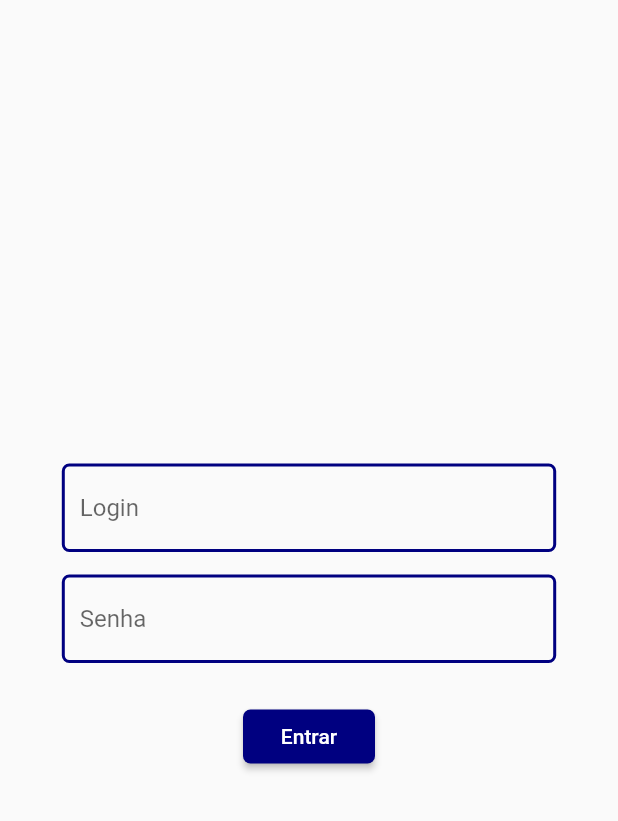
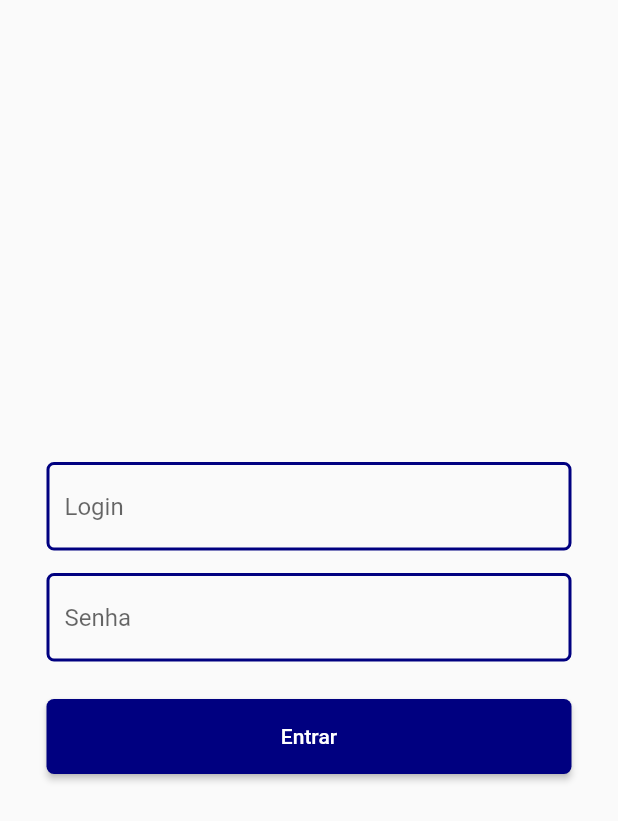
Before and after one commit to DCOMP-UFS/comunicalab-frontend, a Flutter app: the screen it shows after launch, on a phone screen of 412 x 824 dp. Shown: the top 821 px of the screen. Run offline on Flutter 3.47's test engine with Material 2 defaults, Android fonts, the phone set to English and light mode, and no system bars.

Commit message:
Correção quanto às dimensões dos widgets de login

```diff
--- a/lib/pages/login.dart
+++ b/lib/pages/login.dart
@@ -40,8 +40,8 @@ class _LoginPageState extends State<LoginPage> {
               duration: Duration(milliseconds: 500),
               child: Center(
                   child: _ifLogin
-                      ? FractionallySizedBox(
-                      widthFactor: 0.8,
+                      ? Container(
+                      constraints: BoxConstraints(maxWidth: 350),
                       child: Column(
                         mainAxisAlignment: MainAxisAlignment.center,
                         children: <Widget>[
@@ -62,7 +62,10 @@ class _LoginPageState extends State<LoginPage> {
                             style: TextStyle(fontSize: 16.0),
                           ),
                           Padding(padding: EdgeInsets.only(top: 25.0)),
-                          RaisedButton(
+                          SizedBox(
+                            height: 50.0,
+                            width: double.infinity,
+                            child: RaisedButton(
                               shape: RoundedRectangleBorder(
                                   borderRadius: BorderRadius.circular(5.0)),
                               color: Color(0xFF000080),
@@ -70,6 +73,7 @@ class _LoginPageState extends State<LoginPage> {
                               onPressed: () {},
                               child: new Text(
                                 "Entrar",
+                              ),
                             ),
                           )
                         ],
```
Lines whose indentation alone changed are shown as unchanged.
